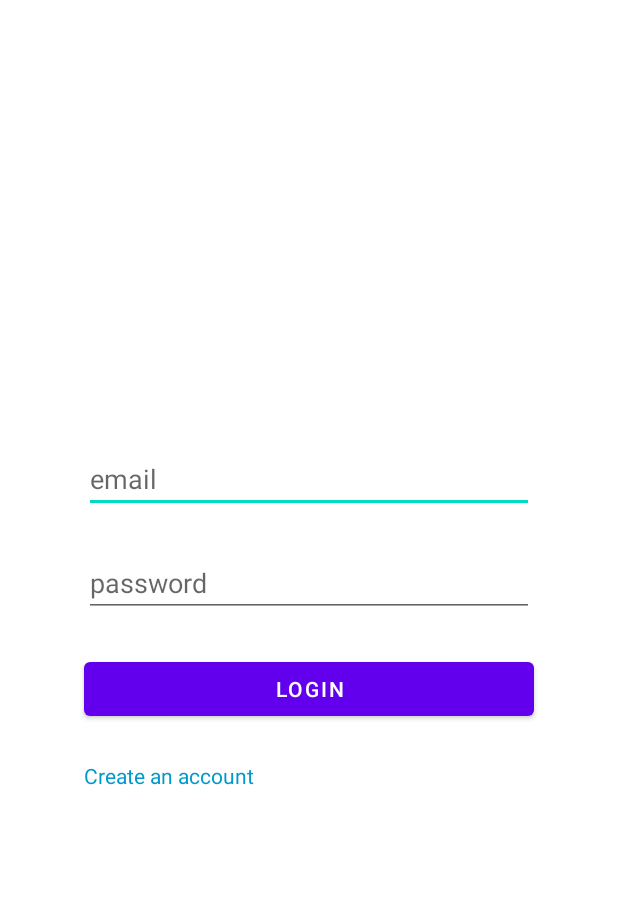
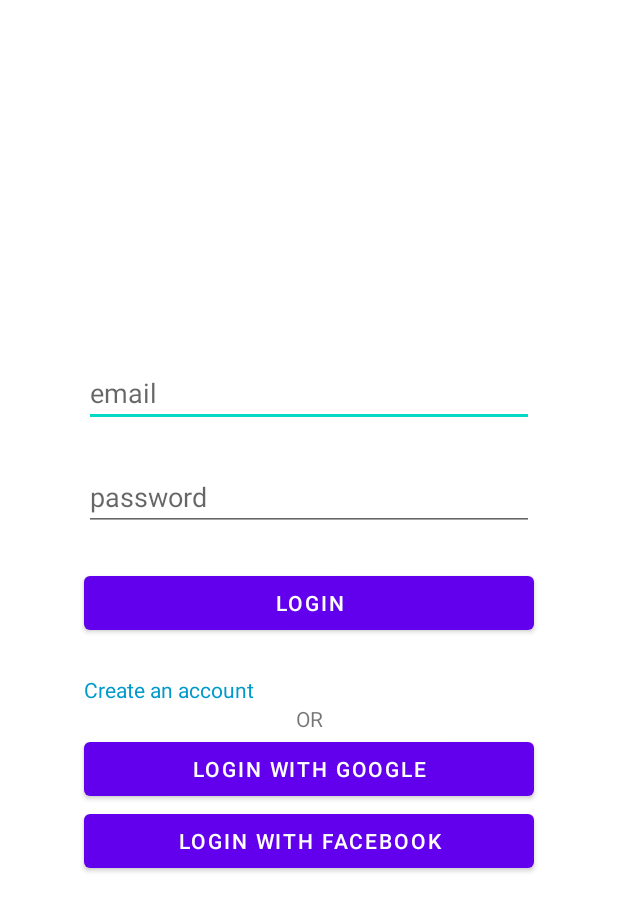
Before and after one commit to isilsucitim/chat_android, an Android app: the AuthActivity screen opened directly, with no data from a screen before it, after a tap on "LOGIN", on a phone screen of 412 x 824 dp. Shown: the top 911 px of the screen. Run offline under Robolectric (Android 15) with nearby library versions, the phone set to English and light mode, and no system bars; our stand-ins replace Dagger/Hilt's generated code, Firebase (no records; nobody signed in at launch, a user with empty details on screens opened directly), data binding; libraries missing offline, so code that uses them is left out: com.tinder.scarlet; network calls fail; 1 statement that could not run was skipped.

```diff
--- a/app/src/main/java/com/isilsucitim/mercury/AuthActivity.kt
+++ b/app/src/main/java/com/isilsucitim/mercury/AuthActivity.kt
@@ -6,7 +6,15 @@ import android.util.Log
 import android.view.View
 import androidx.appcompat.app.AppCompatActivity
 import androidx.databinding.DataBindingUtil
+import com.google.android.gms.auth.api.signin.GoogleSignIn
+import com.google.android.gms.auth.api.signin.GoogleSignInClient
+import com.google.android.gms.auth.api.signin.GoogleSignInOptions
+import com.google.android.gms.common.api.ApiException
 import com.google.android.gms.tasks.OnCompleteListener
+import com.google.firebase.auth.FirebaseAuth
+import com.google.firebase.auth.GoogleAuthProvider
+import com.google.firebase.auth.ktx.auth
+import com.google.firebase.ktx.Firebase
 import com.google.firebase.messaging.FirebaseMessaging
 import com.isilsucitim.mercury.databinding.ActivityAuthBinding
 import com.isilsucitim.mercury.db.Storage
@@ -26,28 +34,78 @@ class AuthActivity : AppCompatActivity() {
 
     @Inject
     lateinit var apiRepository: ApiRepository
-    val TAG = "AuthActivity"
     var isLogin = true
-    var notificationKey :String? = null
+    var notificationKey: String? = null
+//    private lateinit var googleSignInClient: GoogleSignInClient
+    private lateinit var firebaseAuth: FirebaseAuth
 
     override fun onCreate(savedInstanceState: Bundle?) {
         super.onCreate(savedInstanceState)
         binding = DataBindingUtil.setContentView(this, R.layout.activity_auth)
         FirebaseMessaging.getInstance().token.addOnCompleteListener(OnCompleteListener {
-            if (!it.isSuccessful){
+            if (!it.isSuccessful) {
                 return@OnCompleteListener
             }
             notificationKey = it.result
         })
+        firebaseAuth = Firebase.auth
+        // Configure Google Sign In
+//        val gso = GoogleSignInOptions.Builder(GoogleSignInOptions.DEFAULT_SIGN_IN)
+//            .requestIdToken(getString(R.string.default_web_client_id))
+//            .requestEmail()
+//            .build()
+//
+//        googleSignInClient = GoogleSignIn.getClient(this, gso)
     }
 
-    fun auth(v: View) {
-        binding.errorMessage.visibility = View.GONE
+//    override fun onActivityResult(requestCode: Int, resultCode: Int, data: Intent?) {
+//        super.onActivityResult(requestCode, resultCode, data)
+//
+//        // Result returned from launching the Intent from GoogleSignInApi.getSignInIntent(...);
+//        if (requestCode == RC_SIGN_IN) {
+//            val task = GoogleSignIn.getSignedInAccountFromIntent(data)
+//            try {
+//                // Google Sign In was successful, authenticate with Firebase
+//                val account = task.getResult(ApiException::class.java)!!
+//                Log.d(TAG, "firebaseAuthWithGoogle:" + account.id)
+//                firebaseAuthWithGoogle(account.id!!,account.idToken!!)
+//            } catch (e: ApiException) {
+//                // Google Sign In failed, update UI appropriately
+//                Log.w(TAG, "Google sign in failed", e)
+//            }
+//        }
+//    }
+
+//    private fun firebaseAuthWithGoogle(id: String, idToken: String) {
+//        val credential = GoogleAuthProvider.getCredential(idToken, null)
+//        firebaseAuth.signInWithCredential(credential)
+//            .addOnCompleteListener(this) { task ->
+//                if (task.isSuccessful) {
+//                    // Sign in success, update UI with the signed-in user's information
+//                    Log.d(TAG, "signInWithCredential:success")
+//                    val user = firebaseAuth.currentUser
+//                    user!!.uid
+//                    user.email
+//                    user.photoUrl
+//                    auth(AuthData(user.email!!,fullname = user.displayName))
+//                } else {
+//                    // If sign in fails, display a message to the user.
+//                    Log.w(TAG, "signInWithCredential:failure", task.exception)
+//                }
+//            }
+//    }
+
+    override fun onStart() {
+        super.onStart()
+        if (firebaseAuth.currentUser != null){
+            firebaseAuth.signOut()
+        }
+    }
+
+    fun auth(authData: AuthData){
+        authData.notificationKey = notificationKey
         CoroutineScope(Dispatchers.IO).launch {
-
-            val authData =
-                AuthData(binding.emailInput.text.toString(), binding.passwordInput.text.toString(),notificationKey=notificationKey)
-            if (!isLogin){
+            if (!isLogin) {
                 authData.username = binding.usernameInput.text.toString()
                 authData.fullname = binding.fullnameInput.text.toString()
                 authData.bio = binding.bioInput.text.toString()
@@ -85,6 +143,11 @@ class AuthActivity : AppCompatActivity() {
         }
     }
 
+    fun loginEmail(v: View) {
+        binding.errorMessage.visibility = View.GONE
+        auth(AuthData(binding.emailInput.text.toString(),binding.passwordInput.text.toString()))
+    }
+
     fun toggleRegister(view: View) {
         binding.errorMessage.visibility = View.GONE
         if (isLogin) {
@@ -102,4 +165,20 @@ class AuthActivity : AppCompatActivity() {
         }
         isLogin = !isLogin
     }
+
+    fun loginGoogle(view: View) {
+//
+//        val signInIntent = googleSignInClient.signInIntent
+//
+//        startActivityForResult(signInIntent, RC_SIGN_IN)
+    }
+
+    fun loginFacebook(view: View) {
+
+    }
+
+    companion object{
+        private const val TAG = "AuthActivity"
+        private const val RC_SIGN_IN = 1246
+    }
 }
--- a/app/src/main/java/com/isilsucitim/mercury/Constants.kt
+++ b/app/src/main/java/com/isilsucitim/mercury/Constants.kt
@@ -9,5 +9,6 @@ object Constants {
     const val SHARED_PREF_TOKEN = "token"
     const val SHARED_PREF_BIO = "bio"
     const val SHARED_PREF_PHOTO_URL = "photo_url"
-    const val BASE_API_URL = "http://localhost:8000/"
+    const val BASE_API_URL = "https://efde-46-1-174-237.ngrok.io"
+    const val BASE_CHAT_URL = "wss://efde-46-1-174-237.ngrok.io/chat?token="
 }
--- a/app/src/main/java/com/isilsucitim/mercury/SplashActivity.kt
+++ b/app/src/main/java/com/isilsucitim/mercury/SplashActivity.kt
@@ -19,7 +19,7 @@ class SplashActivity : AppCompatActivity() {
         binding.splashAnimation.addAnimatorListener(object : Animator.AnimatorListener {
             override fun onAnimationEnd(animation: Animator?) {
                 if (Storage.isLogged(this@SplashActivity)) {
-                    startActivity(Intent(this@SplashActivity, AuthActivity::class.java))
+                    startActivity(Intent(this@SplashActivity, MainActivity::class.java))
                 } else {
                     startActivity(Intent(this@SplashActivity, AuthActivity::class.java))
                 }
--- a/app/src/main/java/com/isilsucitim/mercury/di/ApiModule.kt
+++ /dev/null
@@ -1,52 +0,0 @@
-package com.isilsucitim.mercury.di
-
-import com.isilsucitim.mercury.Constants
-import com.isilsucitim.mercury.network.ApiRepository
-import com.isilsucitim.mercury.network.ApiService
-import dagger.Module
-import dagger.Provides
-import dagger.hilt.InstallIn
-import dagger.hilt.components.SingletonComponent
-import okhttp3.OkHttpClient
-import okhttp3.logging.HttpLoggingInterceptor
-import retrofit2.Retrofit
-import retrofit2.converter.gson.GsonConverterFactory
-import javax.inject.Singleton
-
-@InstallIn(SingletonComponent::class)
-@Module
-object ApiModule {
-
-    @Singleton
-    @Provides
-    fun providesHttpLoggingInterceptor() = HttpLoggingInterceptor()
-        .apply {
-            level = HttpLoggingInterceptor.Level.BODY
-        }
-
-    @Singleton
-    @Provides
-    fun providesOkHttpClient(httpLoggingInterceptor: HttpLoggingInterceptor): OkHttpClient =
-        OkHttpClient
-            .Builder()
-            .addInterceptor(httpLoggingInterceptor)
-            .build()
-
-    @Singleton
-    @Provides
-    fun provideRetrofit(okHttpClient: OkHttpClient): Retrofit = Retrofit.Builder()
-        .addConverterFactory(GsonConverterFactory.create())
-        .baseUrl(Constants.BASE_API_URL)
-        .client(okHttpClient)
-        .build()
-
-    @Singleton
-    @Provides
-    fun provideApiService(retrofit: Retrofit): ApiService = retrofit.create(ApiService::class.java)
-
-    @Singleton
-    @Provides
-    fun providesRepository(apiService: ApiService) = ApiRepository(apiService)
-
-
-}
--- /dev/null
+++ b/app/src/main/java/com/isilsucitim/mercury/di/AppModule.kt
@@ -0,0 +1,85 @@
+package com.isilsucitim.mercury.di
+
+import android.content.Context
+import com.isilsucitim.mercury.Application
+import com.isilsucitim.mercury.Constants
+import com.isilsucitim.mercury.network.ApiRepository
+import com.isilsucitim.mercury.network.ApiService
+import com.isilsucitim.mercury.network.websocket.ChatService
+import com.isilsucitim.mercury.network.websocket.FlowStreamAdapter
+import com.squareup.moshi.Moshi
+import com.tinder.scarlet.Scarlet
+import com.tinder.scarlet.lifecycle.android.AndroidLifecycle
+import com.tinder.scarlet.messageadapter.moshi.MoshiMessageAdapter
+import com.tinder.scarlet.websocket.okhttp.newWebSocketFactory
+import dagger.Module
+import dagger.Provides
+import dagger.hilt.InstallIn
+import dagger.hilt.android.qualifiers.ApplicationContext
+import dagger.hilt.components.SingletonComponent
+import okhttp3.OkHttpClient
+import okhttp3.logging.HttpLoggingInterceptor
+import retrofit2.Retrofit
+import retrofit2.converter.gson.GsonConverterFactory
+import javax.inject.Singleton
+
+@InstallIn(SingletonComponent::class)
+@Module
+object AppModule {
+//    @Provides
+//    fun providesApplication(@ApplicationContext context: Context): Application {
+//        return context as Application
+//    }
+
+    @Singleton
+    @Provides
+    fun providesHttpLoggingInterceptor() = HttpLoggingInterceptor()
+        .apply {
+            level = HttpLoggingInterceptor.Level.BODY
+        }
+
+    @Singleton
+    @Provides
+    fun providesOkHttpClient(httpLoggingInterceptor: HttpLoggingInterceptor): OkHttpClient =
+        OkHttpClient
+            .Builder()
+            .addInterceptor(httpLoggingInterceptor)
+            .build()
+
+    @Singleton
+    @Provides
+    fun provideRetrofit(okHttpClient: OkHttpClient): Retrofit = Retrofit.Builder()
+        .addConverterFactory(GsonConverterFactory.create())
+        .baseUrl(Constants.BASE_API_URL)
+        .client(okHttpClient)
+        .build()
+
+    @Singleton
+    @Provides
+    fun provideApiService(retrofit: Retrofit): ApiService = retrofit.create(ApiService::class.java)
+
+    @Singleton
+    @Provides
+    fun providesRepository(apiService: ApiService) = ApiRepository(apiService)
+
+
+//    @Provides
+//    fun provideMoshi(): Moshi {
+//        return Moshi.Builder().build()
+//    }
+//
+//    @Provides
+//    fun provideScarlet(application: Application, client: OkHttpClient, moshi: Moshi): Scarlet {
+//        return Scarlet.Builder()
+//            .webSocketFactory(client.newWebSocketFactory("wss://efde-46-1-174-237.ngrok.io/?token=eyJhbGciOiJIUzI1NiIsInR5cCI6IkpXVCJ9.eyJlbWFpbCI6InVzZXJAaXNpbHN1LmNvbSIsInVzZXJuYW1lIjoic3VlIn0.dpBA5T76lYLvk6tK-NR_J-H2MrVuwT79mExQObcIKHU"))
+//            .addMessageAdapterFactory(MoshiMessageAdapter.Factory(moshi))
+//            .addStreamAdapterFactory(FlowStreamAdapter.Factory())
+//            .lifecycle(AndroidLifecycle.ofApplicationForeground(application))
+//            .build()
+//    }
+//
+//    @Provides
+//    fun provideChatService(scarlet: Scarlet): ChatService {
+//        return scarlet.create()
+//    }
+}
--- a/app/src/main/java/com/isilsucitim/mercury/network/dto/AuthData.kt
+++ b/app/src/main/java/com/isilsucitim/mercury/network/dto/AuthData.kt
@@ -8,5 +8,6 @@ data class AuthData(
     var username: String? = null,
     var fullname: String? = null,
     @SerializedName("notification_key") var notificationKey: String? = null,
-    var bio: String? = null
+    var bio: String? = null,
+    @SerializedName("firebase_uid") var firebaseUid:String? = null
 )
--- /dev/null
+++ b/app/src/main/java/com/isilsucitim/mercury/network/websocket/ChatService.kt
@@ -0,0 +1,18 @@
+package com.isilsucitim.mercury.network.websocket
+
+import com.isilsucitim.mercury.network.websocket.models.Message
+import com.tinder.scarlet.WebSocket
+import com.tinder.scarlet.ws.Receive
+import com.tinder.scarlet.ws.Send
+import kotlinx.coroutines.flow.Flow
+
+interface ChatService {
+    @Receive
+    fun observeWebSocketEvent(): Flow<WebSocket.Event>
+
+    @Send
+    fun sendMessage(message: Message)
+
+    @Receive
+    fun observeMessage(): Flow<Message>
+}
--- a/app/src/main/res/layout/activity_auth.xml
+++ b/app/src/main/res/layout/activity_auth.xml
@@ -1,10 +1,10 @@
 <?xml version="1.0" encoding="utf-8"?>
-<layout xmlns:android="http://schemas.android.com/apk/res/android">
+<layout xmlns:tools="http://schemas.android.com/tools"
+    xmlns:android="http://schemas.android.com/apk/res/android">
     <data>
 
     </data>
 <LinearLayout xmlns:app="http://schemas.android.com/apk/res-auto"
-    xmlns:tools="http://schemas.android.com/tools"
     android:layout_width="match_parent"
     android:layout_height="match_parent"
     tools:context=".AuthActivity"
@@ -60,7 +60,7 @@
         android:layout_height="wrap_content"
         android:text="@string/login"
         android:layout_marginBottom="24dp"
-        android:onClick="auth"/>
+        android:onClick="loginEmail"/>
     <TextView
         android:id="@+id/toggle_register"
         android:layout_width="300dp"
@@ -68,5 +68,20 @@
         android:onClick="toggleRegister"
         android:layout_height="wrap_content"
         android:textColor="@android:color/holo_blue_dark"/>
+    <TextView
+        android:layout_width="300dp"
+        android:text="@string/or"
+        android:gravity="center"
+        android:layout_height="wrap_content" />
+    <Button
+        android:layout_width="300dp"
+        android:onClick="loginGoogle"
+        android:layout_height="wrap_content"
+        android:text="@string/login_with_google"/>
+    <Button
+        android:layout_width="300dp"
+        android:onClick="loginFacebook"
+        android:layout_height="wrap_content"
+        android:text="@string/login_with_facebook"/>
 </LinearLayout>
 </layout>
--- a/app/src/main/res/values/strings.xml
+++ b/app/src/main/res/values/strings.xml
@@ -11,4 +11,7 @@
     <string name="login_if_you_have">Login if you already have an account</string>
     <string name="validation_error">Validation Error!!</string>
     <string name="is_wrong">Username || Password is wrong!</string>
+    <string name="login_with_google">LOGIN WITH GOOGLE</string>
+    <string name="login_with_facebook">LOGIN WITH FACEBOOK</string>
+    <string name="or">OR</string>
 </resources>
```
Also changed, not shown: app/build.gradle (+15 -2 lines), app/src/main/java/com/isilsucitim/mercury/MainActivity.kt (+18 -2 lines), app/src/main/java/com/isilsucitim/mercury/db/Storage.kt (+8 -0 lines), app/src/main/java/com/isilsucitim/mercury/di/ChatModule.kt (added, +53 -0 lines), app/src/main/java/com/isilsucitim/mercury/network/websocket/FlowStreamAdapter.kt (added, +39 -0 lines), app/src/main/java/com/isilsucitim/mercury/network/websocket/models/Message.kt (added, +12 -0 lines).
